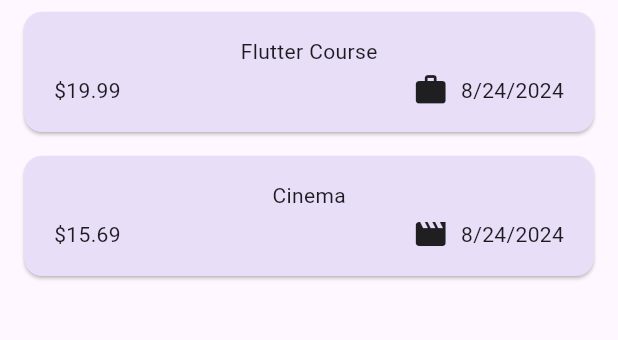
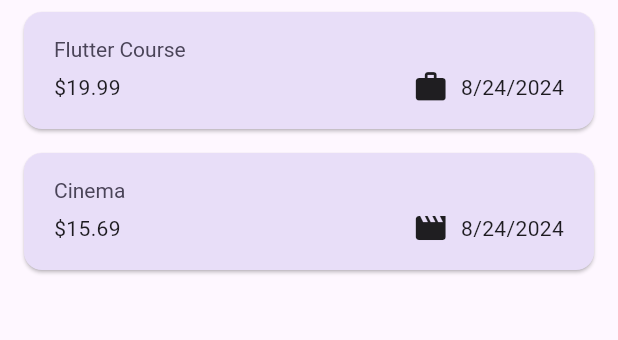
Before and after one commit to Belchenkov/expense_tracker_flutter, a Flutter app: the screen it shows after launch, on a phone screen of 412 x 824 dp, the part 114-454 px from its top. Run offline on Flutter 3.47's test engine with Material 3 defaults, Android fonts, the phone set to English and light mode, and no system bars.

Commit message:
Use theme data in widgets

```diff
--- a/lib/widgets/expenses_list/expense_item.dart
+++ b/lib/widgets/expenses_list/expense_item.dart
@@ -16,8 +16,12 @@ class ExpenseItem extends StatelessWidget {
             vertical: 16,
           ),
           child: Column(
+            crossAxisAlignment: CrossAxisAlignment.start,
             children: [
-              Text(expense.title),
+              Text(
+                expense.title,
+                style: Theme.of(context).textTheme.titleLarge,
+              ),
               const SizedBox(height: 4,),
               Row(
                 children: [
--- a/lib/widgets/expenses_list/expenses_list.dart
+++ b/lib/widgets/expenses_list/expenses_list.dart
@@ -19,6 +19,10 @@ class ExpensesList extends StatelessWidget {
       itemCount: expenses.length,
       itemBuilder: (ctx, index) => Dismissible(
           key: ValueKey(expenses[index]),
+          background: Container(
+            color: Theme.of(context).colorScheme.error.withOpacity(0.75),
+            margin: EdgeInsets.symmetric(horizontal: Theme.of(context).cardTheme.margin!.horizontal),
+          ),
           child: ExpenseItem(expenses[index]),
           onDismissed: (direction) {
             onRemoveExpense(expenses[index]);
```
